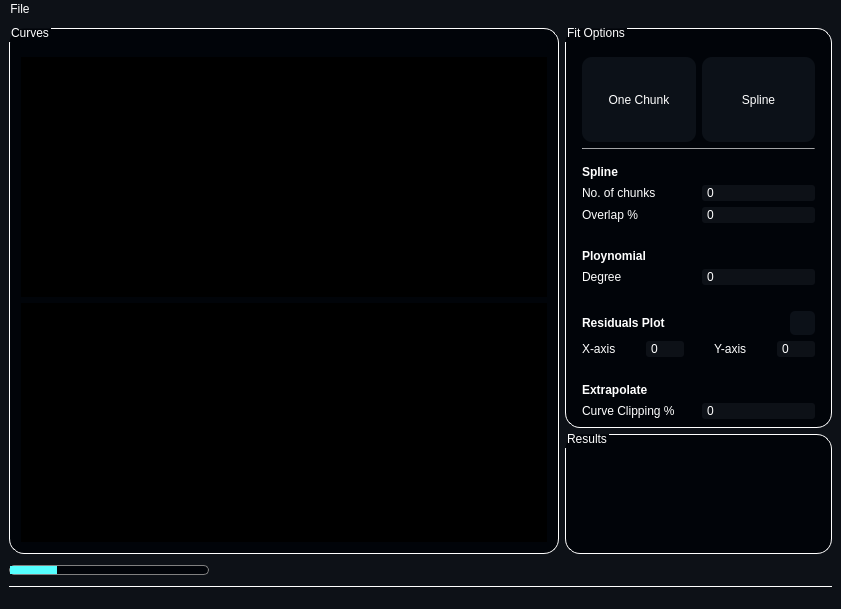
First picture: the form in resources/curvefittingwindow.ui, repository Abdullahsaeed10/Curve_Fitter, before the edit.
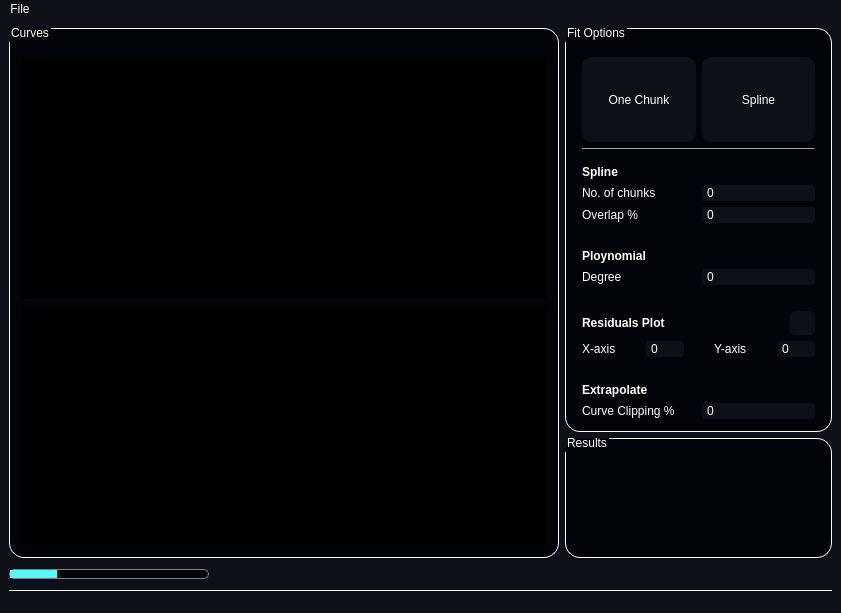
Second picture: the form after the edit. Icons and pictures are not drawn. Custom widgets are drawn as their Qt base class.

Commit message: basic interpolation implemented

Patch:
```diff
--- a/resources/curvefittingwindow.ui
+++ b/resources/curvefittingwindow.ui
@@ -7,7 +7,7 @@
     <x>0</x>
     <y>0</y>
     <width>800</width>
-    <height>600</height>
+    <height>613</height>
    </rect>
   </property>
   <property name="windowTitle">
```
Left out of the diff: 2 changed lines with no effect on the pictures. The commit also changes 2 other files.
